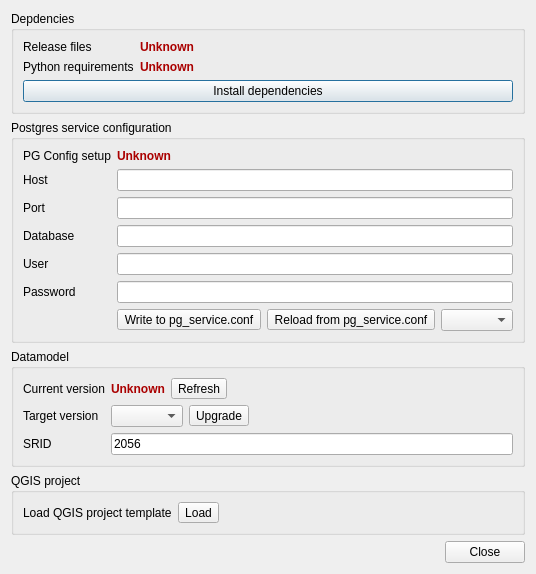
Qt form qgepplugin/ui/qgepdatamodeldialog.ui (QGEP/qgepplugin) before a commit.
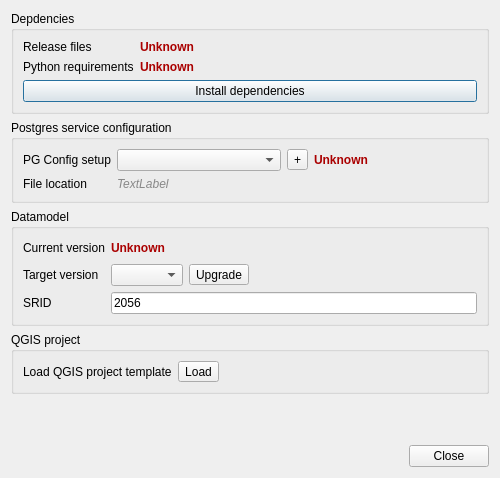
The same form after that commit.

Commit message: [feature] improve init tool

Patch:
```diff
--- a/qgepplugin/ui/qgepdatamodeldialog.ui
+++ b/qgepplugin/ui/qgepdatamodeldialog.ui
@@ -78,95 +78,55 @@
       <string>Postgres service configuration</string>
      </property>
      <layout class="QFormLayout" name="formLayout_4">
-      <item row="0" column="0">
-       <widget class="QLabel" name="label_8">
-        <property name="text">
-         <string>PG Config setup</string>
-        </property>
-       </widget>
-      </item>
-      <item row="0" column="1">
-       <widget class="QLabel" name="pgconfigCheckLabel">
-        <property name="styleSheet">
-         <string notr="true">color: rgb(170, 0, 0);
-font-weight: bold;</string>
-        </property>
-        <property name="text">
-         <string>Unknown</string>
-        </property>
-       </widget>
-      </item>
-      <item row="1" column="0">
-       <widget class="QLabel" name="label">
-        <property name="text">
-         <string>Host</string>
-        </property>
-       </widget>
-      </item>
-      <item row="1" column="1">
-       <widget class="QLineEdit" name="pgconfigHostLineEdit"/>
-      </item>
       <item row="2" column="0">
-       <widget class="QLabel" name="label_10">
+       <widget class="QLabel" name="label">
         <property name="text">
-         <string>Port</string>
+         <string>File location</string>
         </property>
        </widget>
       </item>
       <item row="2" column="1">
-       <widget class="QLineEdit" name="pgconfigPortLineEdit"/>
-      </item>
-      <item row="3" column="0">
-       <widget class="QLabel" name="label_4">
-        <property name="text">
-         <string>Database</string>
+       <widget class="QLabel" name="pgservicePathLabel">
+        <property name="styleSheet">
+         <string notr="true">font: italic; color: #888</string>
         </property>
-       </widget>
-      </item>
-      <item row="3" column="1">
-       <widget class="QLineEdit" name="pgconfigDbLineEdit"/>
-      </item>
-      <item row="4" column="0">
-       <widget class="QLabel" name="label_5">
         <property name="text">
-         <string>User</string>
+         <string>TextLabel</string>
         </property>
        </widget>
       </item>
-      <item row="4" column="1">
-       <widget class="QLineEdit" name="pgconfigUserLineEdit"/>
-      </item>
-      <item row="5" column="0">
-       <widget class="QLabel" name="label_9">
-        <property name="text">
-         <string>Password</string>
-        </property>
-       </widget>
-      </item>
-      <item row="5" column="1">
-       <widget class="QLineEdit" name="pgconfigPasswordLineEdit"/>
-      </item>
-      <item row="6" column="1">
+      <item row="0" column="1">
        <layout class="QHBoxLayout" name="horizontalLayout_3">
         <item>
-         <widget class="QToolButton" name="pgconfigWriteButton">
+         <widget class="QComboBox" name="pgserviceComboBox"/>
+        </item>
+        <item>
+         <widget class="QToolButton" name="pgserviceAddButton">
           <property name="text">
-           <string>Write to pg_service.conf</string>
+           <string>+</string>
           </property>
          </widget>
         </item>
         <item>
-         <widget class="QToolButton" name="pgconfigLoadButton">
+         <widget class="QLabel" name="pgconfigCheckLabel">
+          <property name="styleSheet">
+           <string notr="true">color: rgb(170, 0, 0);
+font-weight: bold;</string>
+          </property>
           <property name="text">
-           <string>Reload from pg_service.conf</string>
+           <string>Unknown</string>
           </property>
          </widget>
         </item>
-        <item>
-         <widget class="QComboBox" name="connectionComboBox"/>
-        </item>
        </layout>
       </item>
+      <item row="0" column="0">
+       <widget class="QLabel" name="label_8">
+        <property name="text">
+         <string>PG Config setup</string>
+        </property>
+       </widget>
+      </item>
      </layout>
     </widget>
    </item>
@@ -196,13 +156,6 @@
           </property>
          </widget>
         </item>
-        <item>
-         <widget class="QToolButton" name="versionCheckButton">
-          <property name="text">
-           <string>Refresh</string>
-          </property>
-         </widget>
-        </item>
         <item>
          <spacer name="horizontalSpacer_2">
           <property name="orientation">
```
The commit also changes 3 other files.
